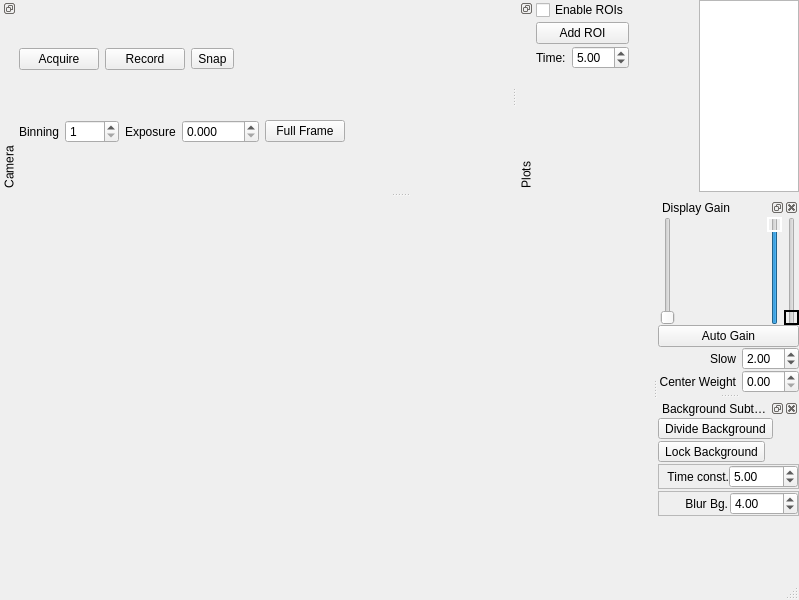
Old version of the form lib/modules/Camera/CameraTemplate.ui in the repository acq4/acq4.
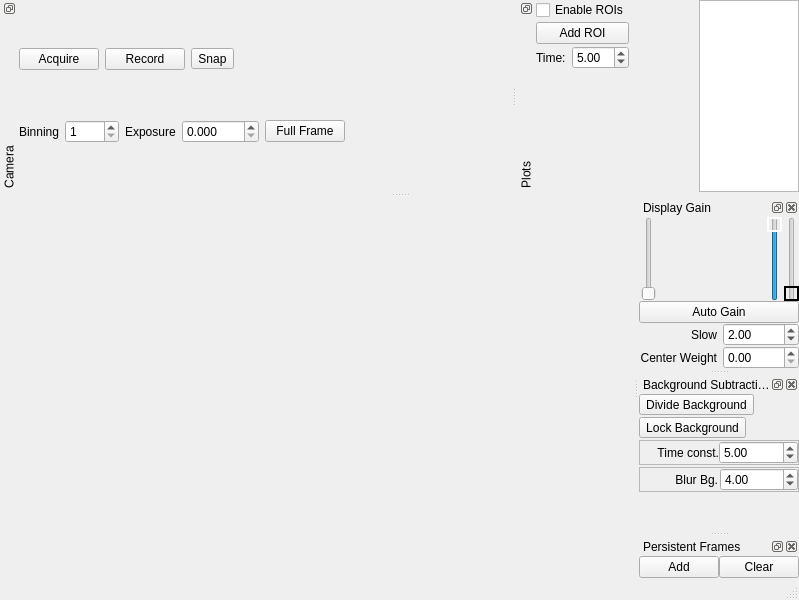
New version of the form. Custom widgets are drawn as their Qt base class.

Commit message: Microscope device working well. Camera module can now save frames to the background and position/scale them as the microscope moves (fscking sw33t)

Patch:
```diff
--- a/lib/modules/Camera/CameraTemplate.ui
+++ b/lib/modules/Camera/CameraTemplate.ui
@@ -13,18 +13,18 @@
   <property name="windowTitle">
    <string>QtCam</string>
   </property>
-  <widget class="QWidget" name="centralwidget">
-   <layout class="QGridLayout">
-    <property name="margin">
+  <widget class="QWidget" name="centralwidget" >
+   <layout class="QHBoxLayout" name="horizontalLayout_3" >
+    <property name="spacing" >
      <number>0</number>
     </property>
-    <property name="spacing">
+    <property name="margin" >
      <number>0</number>
     </property>
-    <item row="0" column="0">
-     <widget class="QWidget" name="graphicsWidget" native="true">
-      <property name="sizePolicy">
-       <sizepolicy hsizetype="Expanding" vsizetype="Expanding">
+    <item>
+     <widget class="QWidget" native="1" name="graphicsWidget" >
+      <property name="sizePolicy" >
+       <sizepolicy vsizetype="Expanding" hsizetype="Expanding" >
         <horstretch>0</horstretch>
         <verstretch>0</verstretch>
        </sizepolicy>
@@ -237,16 +237,16 @@
    <attribute name="dockWidgetArea">
     <number>2</number>
    </attribute>
-   <widget class="QWidget" name="dockWidgetContents_2">
-    <layout class="QVBoxLayout">
-     <property name="spacing">
+   <widget class="QWidget" name="dockWidgetContents_2" >
+    <layout class="QVBoxLayout" >
+     <property name="spacing" >
       <number>0</number>
      </property>
-     <property name="margin">
+     <property name="margin" >
       <number>0</number>
      </property>
      <item>
-      <layout class="QHBoxLayout">
+      <layout class="QHBoxLayout" >
        <item>
         <widget class="QwtThermo" name="levelThermo">
          <property name="font">
@@ -273,8 +273,8 @@
         </widget>
        </item>
        <item>
-        <widget class="QSlider" name="verticalSlider">
-         <property name="toolTip">
+        <widget class="QSlider" name="verticalSlider" >
+         <property name="toolTip" >
           <string>No function. Used for marking intensity levels so that changes in intensity can be seen easily.</string>
          </property>
          <property name="orientation">
@@ -283,8 +283,8 @@
         </widget>
        </item>
        <item>
-        <spacer name="horizontalSpacer">
-         <property name="orientation">
+        <spacer name="horizontalSpacer" >
+         <property name="orientation" >
           <enum>Qt::Horizontal</enum>
          </property>
          <property name="sizeHint" stdset="0">
@@ -299,8 +299,8 @@
         <widget class="QwtScaleWidget" name="levelScale"/>
        </item>
        <item>
-        <widget class="QSlider" name="sliderWhiteLevel">
-         <property name="toolTip">
+        <widget class="QSlider" name="sliderWhiteLevel" >
+         <property name="toolTip" >
           <string>Sets the white level of the image displayed. Does not affect images stored to disk.</string>
          </property>
          <property name="styleSheet">
@@ -329,8 +329,8 @@
         </widget>
        </item>
        <item>
-        <widget class="QSlider" name="sliderBlackLevel">
-         <property name="toolTip">
+        <widget class="QSlider" name="sliderBlackLevel" >
+         <property name="toolTip" >
           <string>Sets the black level of the image displayed. Does not affect images stored to disk.</string>
          </property>
          <property name="styleSheet">
@@ -367,8 +367,8 @@
       </layout>
      </item>
      <item>
-      <widget class="QPushButton" name="btnAutoGain">
-       <property name="toolTip">
+      <widget class="QPushButton" name="btnAutoGain" >
+       <property name="toolTip" >
         <string>Determines the behavior of the white/black level sliders.
 When enabled, the sliders maximum and minimum values are set
 to the maximum and minimum intensity values in the image.
@@ -387,16 +387,16 @@
       </widget>
      </item>
      <item>
-      <layout class="QGridLayout">
-       <property name="horizontalSpacing">
+      <layout class="QGridLayout" >
+       <property name="horizontalSpacing" >
         <number>6</number>
        </property>
-       <property name="verticalSpacing">
+       <property name="verticalSpacing" >
         <number>0</number>
        </property>
-       <item row="0" column="0">
-        <widget class="QLabel" name="label_6">
-         <property name="text">
+       <item row="0" column="0" >
+        <widget class="QLabel" name="label_6" >
+         <property name="text" >
           <string>Slow</string>
          </property>
          <property name="alignment">
@@ -404,9 +404,9 @@
          </property>
         </widget>
        </item>
-       <item row="0" column="1">
-        <widget class="QDoubleSpinBox" name="spinAutoGainSpeed">
-         <property name="toolTip">
+       <item row="0" column="1" >
+        <widget class="QDoubleSpinBox" name="spinAutoGainSpeed" >
+         <property name="toolTip" >
           <string>Smooths out the auto gain control, prevents very
 brief flashes from affecting the gain. Larger values
 indicate more smoothing.
@@ -417,9 +417,9 @@
          </property>
         </widget>
        </item>
-       <item row="1" column="0">
-        <widget class="QLabel" name="label_8">
-         <property name="text">
+       <item row="1" column="0" >
+        <widget class="QLabel" name="label_8" >
+         <property name="text" >
           <string>Center Weight</string>
          </property>
          <property name="alignment">
@@ -427,9 +427,9 @@
          </property>
         </widget>
        </item>
-       <item row="1" column="1">
-        <widget class="QDoubleSpinBox" name="spinAutoGainCenterWeight">
-         <property name="toolTip">
+       <item row="1" column="1" >
+        <widget class="QDoubleSpinBox" name="spinAutoGainCenterWeight" >
+         <property name="toolTip" >
           <string>Weights the auto gain measurement to the center 1/3 of
 the frame when set to 1.0. A value of 0.0 meters from 
 the entire frame.</string>
@@ -454,19 +454,19 @@
    <attribute name="dockWidgetArea">
     <number>2</number>
    </attribute>
-   <widget class="QWidget" name="dockWidgetContents_3">
-    <layout class="QVBoxLayout">
-     <property name="spacing">
+   <widget class="QWidget" name="dockWidgetContents_3" >
+    <layout class="QVBoxLayout" >
+     <property name="spacing" >
       <number>2</number>
      </property>
-     <property name="margin">
+     <property name="margin" >
       <number>0</number>
      </property>
      <item>
-      <widget class="QToolButton" name="btnDivideBackground">
-       <property name="toolTip">
-        <string>&lt;!DOCTYPE HTML PUBLIC &quot;-//W3C//DTD HTML 4.0//EN&quot; &quot;http://www.w3.org/TR/REC-html40/strict.dtd&quot;&gt;
-&lt;html&gt;&lt;head&gt;&lt;meta name=&quot;qrichtext&quot; content=&quot;1&quot; /&gt;&lt;style type=&quot;text/css&quot;&gt;
+      <widget class="QToolButton" name="btnDivideBackground" >
+       <property name="toolTip" >
+        <string>&lt;!DOCTYPE HTML PUBLIC "-//W3C//DTD HTML 4.0//EN" "http://www.w3.org/TR/REC-html40/strict.dtd">
+&lt;html>&lt;head>&lt;meta name="qrichtext" content="1" />&lt;style type="text/css">
 p, li { white-space: pre-wrap; }
 &lt;/style&gt;&lt;/head&gt;&lt;body style=&quot; font-family:'MS Shell Dlg 2'; font-size:8.25pt; font-weight:400; font-style:normal;&quot;&gt;
 &lt;p style=&quot; margin-top:0px; margin-bottom:0px; margin-left:0px; margin-right:0px; -qt-block-indent:0; text-indent:0px;&quot;&gt;Enable/disable background division. Accumulates a running&lt;/p&gt;
@@ -482,8 +482,8 @@
       </widget>
      </item>
      <item>
-      <widget class="QToolButton" name="btnLockBackground">
-       <property name="toolTip">
+      <widget class="QToolButton" name="btnLockBackground" >
+       <property name="toolTip" >
         <string>Locks the background frame so that it no longer integrates new frames into itself.</string>
        </property>
        <property name="text">
@@ -495,23 +495,23 @@
       </widget>
      </item>
      <item>
-      <widget class="QFrame" name="frame_2">
-       <property name="frameShape">
+      <widget class="QFrame" name="frame_2" >
+       <property name="frameShape" >
         <enum>QFrame::StyledPanel</enum>
        </property>
        <property name="frameShadow">
         <enum>QFrame::Raised</enum>
        </property>
-       <layout class="QHBoxLayout">
-        <property name="spacing">
+       <layout class="QHBoxLayout" >
+        <property name="spacing" >
          <number>0</number>
         </property>
         <property name="margin">
          <number>0</number>
         </property>
         <item>
-         <widget class="QLabel" name="label_4">
-          <property name="text">
+         <widget class="QLabel" name="label_4" >
+          <property name="text" >
            <string>Time const.</string>
           </property>
           <property name="alignment">
@@ -520,8 +520,8 @@
          </widget>
         </item>
         <item>
-         <widget class="QDoubleSpinBox" name="spinFilterTime">
-          <property name="toolTip">
+         <widget class="QDoubleSpinBox" name="spinFilterTime" >
+          <property name="toolTip" >
            <string>Sets the approximate number of frames to be averaged for
 background division.</string>
           </property>
@@ -537,23 +537,23 @@
       </widget>
      </item>
      <item>
-      <widget class="QFrame" name="frame_3">
-       <property name="frameShape">
+      <widget class="QFrame" name="frame_3" >
+       <property name="frameShape" >
         <enum>QFrame::StyledPanel</enum>
        </property>
        <property name="frameShadow">
         <enum>QFrame::Raised</enum>
        </property>
-       <layout class="QHBoxLayout">
-        <property name="spacing">
+       <layout class="QHBoxLayout" >
+        <property name="spacing" >
          <number>2</number>
         </property>
-        <property name="margin">
+        <property name="margin" >
          <number>0</number>
         </property>
         <item>
-         <widget class="QLabel" name="label_5">
-          <property name="text">
+         <widget class="QLabel" name="label_5" >
+          <property name="text" >
            <string>Blur Bg.</string>
           </property>
           <property name="alignment">
@@ -562,8 +562,8 @@
          </widget>
         </item>
         <item>
-         <widget class="QDoubleSpinBox" name="spinFlattenSize">
-          <property name="toolTip">
+         <widget class="QDoubleSpinBox" name="spinFlattenSize" >
+          <property name="toolTip" >
            <string>Blurs the background frame before dividing it from the current frame.</string>
           </property>
           <property name="value">
@@ -575,8 +575,8 @@
       </widget>
      </item>
      <item>
-      <spacer name="verticalSpacer">
-       <property name="orientation">
+      <spacer name="verticalSpacer" >
+       <property name="orientation" >
         <enum>Qt::Vertical</enum>
        </property>
        <property name="sizeHint" stdset="0">
@@ -691,8 +691,40 @@
     </layout>
    </widget>
   </widget>
+  <widget class="QDockWidget" name="dockWidget_5" >
+   <property name="windowTitle" >
+    <string>Persistent Frames</string>
+   </property>
+   <attribute name="dockWidgetArea" >
+    <number>2</number>
+   </attribute>
+   <widget class="QWidget" name="dockWidgetContents_5" >
+    <layout class="QHBoxLayout" name="horizontalLayout_2" >
+     <property name="spacing" >
+      <number>0</number>
+     </property>
+     <property name="margin" >
+      <number>0</number>
+     </property>
+     <item>
+      <widget class="QPushButton" name="addFrameBtn" >
+       <property name="text" >
+        <string>Add</string>
+       </property>
+      </widget>
+     </item>
+     <item>
+      <widget class="QPushButton" name="clearFramesBtn" >
+       <property name="text" >
+        <string>Clear</string>
+       </property>
+      </widget>
+     </item>
+    </layout>
+   </widget>
+  </widget>
  </widget>
- <layoutdefault spacing="2" margin="0"/>
+ <layoutdefault spacing="2" margin="0" />
  <customwidgets>
   <customwidget>
    <class>QwtScaleWidget</class>
```
Left out of the diff: 322 changed lines with no effect on the pictures. The commit also changes 10 other files.
